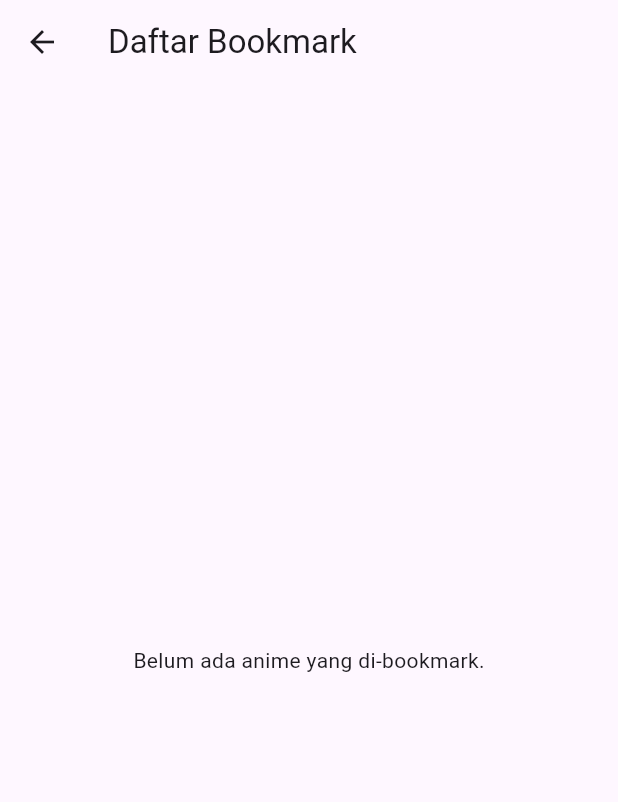
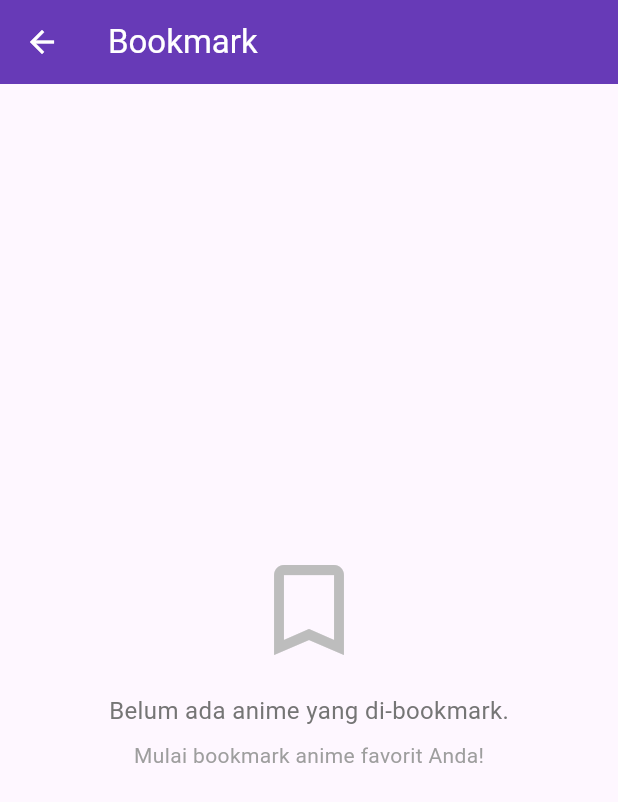
Before and after one commit to reized/project-akhir-prak-mobile, a Flutter app: the BookmarkListPage screen opened directly, on a phone screen of 412 x 824 dp. Shown: the top 802 px of the screen. Run offline on Flutter 3.47's test engine with Material 3 defaults, Android fonts, the phone set to English and light mode, and no system bars; our stand-ins replace cached_network_image, image_picker, shared_preferences, sqflite; accounts and stored records are empty; network calls fail.

Commit message:
bookmark otw

```diff
--- a/lib/screens/bookmark_list_page.dart
+++ b/lib/screens/bookmark_list_page.dart
@@ -1,9 +1,9 @@
-
 import 'package:flutter/material.dart';
 import 'package:shared_preferences/shared_preferences.dart';
 import 'dart:convert';
 import '../models/anime_jikan_model.dart';
 import '../widgets/jikan_anime_card.dart';
+import '../services/auth_service.dart';
 
 class BookmarkListPage extends StatefulWidget {
   const BookmarkListPage({super.key});
@@ -22,17 +22,30 @@ class _BookmarkListPageState extends State<BookmarkListPage> {
     _loadBookmarks();
   }
 
+  String _getUserSpecificKey(String baseKey) {
+    final authService = AuthService();
+    final currentUser = authService.currentUser;
+    if (currentUser != null) {
+      return '${baseKey}_${currentUser.username}';
+    }
+    return baseKey; // Fallback jika tidak ada user
+  }
+
   Future<void> _loadBookmarks() async {
     setState(() {
       _isLoading = true;
     });
+
     final prefs = await SharedPreferences.getInstance();
-    final List<String> detailedBookmarksJson = prefs.getStringList('detailed_bookmarks') ?? [];
+    final userDetailedBookmarkKey = _getUserSpecificKey('detailed_bookmarks');
+    final List<String> detailedBookmarksJson =
+        prefs.getStringList(userDetailedBookmarkKey) ?? [];
 
     List<Anime> loadedBookmarks = [];
     for (String jsonString in detailedBookmarksJson) {
       try {
-        loadedBookmarks.add(Anime.fromLocalStorageJson(json.decode(jsonString)));
+        loadedBookmarks
+            .add(Anime.fromLocalStorageJson(json.decode(jsonString)));
       } catch (e) {
         print('Error parsing bookmark: $e');
       }
@@ -46,16 +59,20 @@ class _BookmarkListPageState extends State<BookmarkListPage> {
 
   void _removeBookmark(int malId) async {
     final prefs = await SharedPreferences.getInstance();
-    List<String> bookmarks = prefs.getStringList('bookmarked_anime') ?? [];
+    final userBookmarkKey = _getUserSpecificKey('bookmarked_anime');
+    final userDetailedBookmarkKey = _getUserSpecificKey('detailed_bookmarks');
+
+    List<String> bookmarks = prefs.getStringList(userBookmarkKey) ?? [];
     bookmarks.remove(malId.toString());
-    await prefs.setStringList('bookmarked_anime', bookmarks);
+    await prefs.setStringList(userBookmarkKey, bookmarks);
 
-    List<String> detailedBookmarks = prefs.getStringList('detailed_bookmarks') ?? [];
+    List<String> detailedBookmarks =
+        prefs.getStringList(userDetailedBookmarkKey) ?? [];
     detailedBookmarks.removeWhere((item) {
       final Map<String, dynamic> itemJson = json.decode(item);
       return itemJson['mal_id'] == malId;
     });
-    await prefs.setStringList('detailed_bookmarks', detailedBookmarks);
+    await prefs.setStringList(userDetailedBookmarkKey, detailedBookmarks);
 
     setState(() {
       _bookmarkedAnime.removeWhere((anime) => anime.malId == malId);
@@ -65,18 +82,82 @@ class _BookmarkListPageState extends State<BookmarkListPage> {
     );
   }
 
-
   @override
   Widget build(BuildContext context) {
+    final authService = AuthService();
+    final currentUser = authService.currentUser;
+
     return Scaffold(
       appBar: AppBar(
-        title: const Text('Daftar Bookmark'),
+        title: Text('Bookmark ${currentUser?.username ?? ""}'),
+        backgroundColor: Colors.deepPurple,
+        foregroundColor: Colors.white,
       ),
       body: _isLoading
           ? const Center(child: CircularProgressIndicator())
           : _bookmarkedAnime.isEmpty
-              ? const Center(child: Text('Belum ada anime yang di-bookmark.'))
-              : ListView.builder(
+              ? Center(
+                  child: Column(
+                    mainAxisAlignment: MainAxisAlignment.center,
+                    children: [
+                      Icon(
+                        Icons.bookmark_border,
+                        size: 80,
+                        color: Colors.grey[400],
+                      ),
+                      const SizedBox(height: 16),
+                      Text(
+                        'Belum ada anime yang di-bookmark.',
+                        style: TextStyle(
+                          fontSize: 16,
+                          color: Colors.grey[600],
+                        ),
+                      ),
+                      const SizedBox(height: 8),
+                      Text(
+                        'Mulai bookmark anime favorit Anda!',
+                        style: TextStyle(
+                          fontSize: 14,
+                          color: Colors.grey[500],
+                        ),
+                      ),
+                    ],
+                  ),
+                )
+              : Column(
+                  children: [
+                    Container(
+                      padding: const EdgeInsets.all(16),
+                      margin: const EdgeInsets.all(16),
+                      decoration: BoxDecoration(
+                        color: Colors.deepPurple.withOpacity(0.1),
+                        borderRadius: BorderRadius.circular(12),
+                        border: Border.all(
+                          color: Colors.deepPurple.withOpacity(0.3),
+                        ),
+                      ),
+                      child: Row(
+                        children: [
+                          Icon(
+                            Icons.info_outline,
+                            color: Colors.deepPurple,
+                            size: 20,
+                          ),
+                          const SizedBox(width: 8),
+                          Expanded(
+                            child: Text(
+                              'Geser ke kiri untuk menghapus bookmark',
+                              style: TextStyle(
+                                color: Colors.deepPurple[700],
+                                fontSize: 14,
+                              ),
+                            ),
+                          ),
+                        ],
+                      ),
+                    ),
+                    Expanded(
+                      child: ListView.builder(
                         itemCount: _bookmarkedAnime.length,
                         itemBuilder: (context, index) {
                           final anime = _bookmarkedAnime[index];
@@ -87,15 +168,43 @@ class _BookmarkListPageState extends State<BookmarkListPage> {
                               _removeBookmark(anime.malId);
                             },
                             background: Container(
+                              decoration: BoxDecoration(
                                 color: Colors.red,
+                                borderRadius: BorderRadius.circular(12),
+                              ),
+                              margin: const EdgeInsets.symmetric(
+                                horizontal: 8,
+                                vertical: 4,
+                              ),
                               alignment: Alignment.centerRight,
-                        padding: const EdgeInsets.symmetric(horizontal: 20),
-                        child: const Icon(Icons.delete, color: Colors.white),
+                              padding:
+                                  const EdgeInsets.symmetric(horizontal: 20),
+                              child: const Column(
+                                mainAxisAlignment: MainAxisAlignment.center,
+                                children: [
+                                  Icon(
+                                    Icons.delete,
+                                    color: Colors.white,
+                                    size: 32,
+                                  ),
+                                  SizedBox(height: 4),
+                                  Text(
+                                    'Hapus',
+                                    style: TextStyle(
+                                      color: Colors.white,
+                                      fontWeight: FontWeight.bold,
+                                    ),
+                                  ),
+                                ],
+                              ),
                             ),
                             child: JikanAnimeCard(anime: anime),
                           );
                         },
                       ),
+                    ),
+                  ],
+                ),
     );
   }
 }
```
Also changed, not shown: lib/screens/anime_detail_page.dart (+34 -14 lines), lib/services/auth_service.dart (+50 -0 lines), lib/services/bookmark_service.dart (added, +199 -0 lines). Lines whose indentation alone changed are shown as unchanged.
